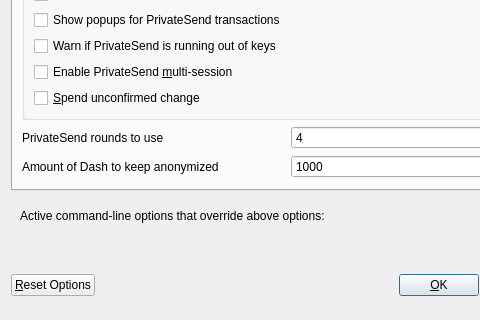
Old version of the form src/qt/forms/optionsdialog.ui in the repository ruvex/SteepCoin-Core; both pictures show x 0 to 480 and y 143 to 463 of the 576 by 463 pixel window.
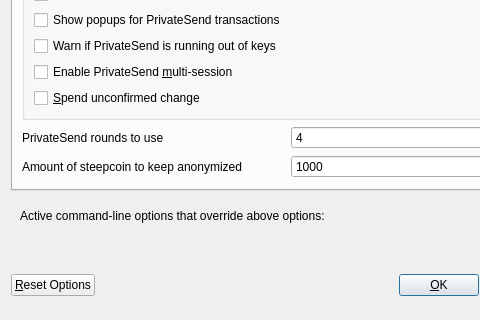
New version of the form. The open tabs and pages were chosen to show the change. Custom widgets are drawn as their Qt base class.

The edit to the form file:
```diff
--- a/src/qt/forms/optionsdialog.ui
+++ b/src/qt/forms/optionsdialog.ui
@@ -263,7 +263,7 @@
             <string notr="true"/>
            </property>
            <property name="text">
-            <string>Amount of Dash to keep anonymized</string>
+            <string>Amount of steepcoin to keep anonymized</string>
            </property>
           </widget>
          </item>
```
Left out of the diff: 8 changed lines with no effect on the pictures.
